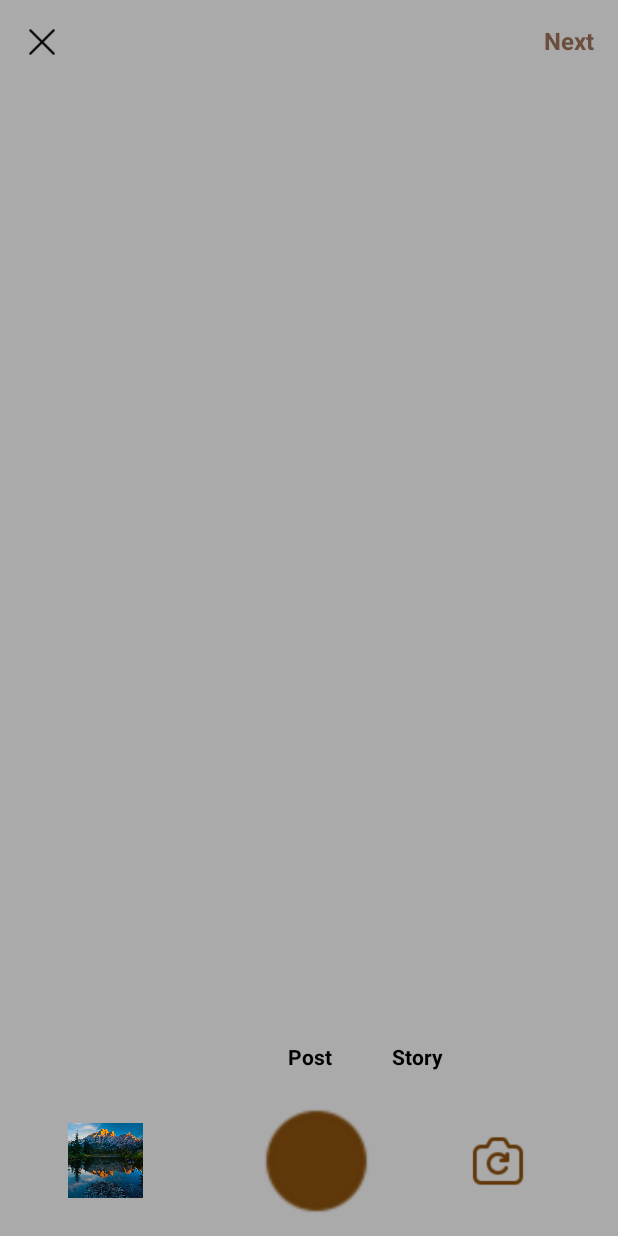
After one commit to JawadAhmadKhan04/ConnectME_UI, an Android app: the PostCameraActivity screen opened directly, with no data from a screen before it, on a phone screen of 412 x 824 dp. The commit adds this screen. Run offline under Robolectric (Android 15) with nearby library versions, the phone set to English and light mode, and no system bars.

Commit message:
Posting with camera screen done

```diff
--- a/app/src/main/AndroidManifest.xml
+++ b/app/src/main/AndroidManifest.xml
@@ -15,7 +15,7 @@
 
         <!-- Main Activity -->
         <activity
-            android:name=".ChatActivity"
+            android:name=".ContactsActivity"
             android:exported="true">
             <intent-filter>
                 <action android:name="android.intent.action.MAIN" />
@@ -24,14 +24,17 @@
         </activity>
 
         <!-- Login Activity -->
+<!--        <activity-->
+<!--            android:name=".ContactsActivity"-->
+<!--            android:exported="true" />-->
+
         <activity
-            android:name=".CallActivity"
+            android:name=".PostCameraActivity"
             android:exported="true" />
 
         <activity
-            android:name=".VideoCallActivity"
+            android:name=".SearchActivity"
             android:exported="true" />
-
 <!--         Register Activity -->
 <!--        <activity-->
 <!--            android:name=".RegisterActivity"-->
--- a/app/src/main/java/com/jawadahmadkhan/i220791/ContactsActivity.kt
+++ b/app/src/main/java/com/jawadahmadkhan/i220791/ContactsActivity.kt
@@ -15,6 +15,13 @@ class ContactsActivity : AppCompatActivity() {
 
         setupRecyclerViews()
         setupNavigation()
+
+        val newpost = findViewById<ImageView>(R.id.center_plus)
+
+        // Set click listener
+        newpost.setOnClickListener {
+            startActivity(Intent(this, PostCameraActivity::class.java))
+        }
     }
 
     private fun setupRecyclerViews() {
--- /dev/null
+++ b/app/src/main/java/com/jawadahmadkhan/i220791/PostCameraActivity.kt
@@ -0,0 +1,20 @@
+package com.jawadahmadkhan.i220791
+
+import android.os.Bundle
+import android.widget.ImageView // Import this!
+import androidx.appcompat.app.AppCompatActivity
+
+class PostCameraActivity : AppCompatActivity() {
+    override fun onCreate(savedInstanceState: Bundle?) {
+        super.onCreate(savedInstanceState)
+        setContentView(R.layout.post_camera_tab)
+
+        // Find the close button
+        val closeposts = findViewById<ImageView>(R.id.close_button)
+
+        // Set click listener
+        closeposts.setOnClickListener {
+            finish() // Closes the activity
+        }
+    }
+}
--- a/app/src/main/java/com/jawadahmadkhan/i220791/SearchActivity.kt
+++ b/app/src/main/java/com/jawadahmadkhan/i220791/SearchActivity.kt
@@ -29,6 +29,13 @@ class SearchActivity : AppCompatActivity() {
         recentSearchRecyclerView.adapter = searchAdapter
 
         setupNavigation()
+
+        val newpost = findViewById<ImageView>(R.id.center_plus)
+
+        // Set click listener
+        newpost.setOnClickListener {
+            startActivity(Intent(this, PostCameraActivity::class.java))
+        }
     }
 
     private fun setupNavigation() {
@@ -43,4 +50,6 @@ class SearchActivity : AppCompatActivity() {
         recentSearches.remove(name)
         searchAdapter.notifyDataSetChanged()
     }
+
+
 }
--- /dev/null
+++ b/app/src/main/res/drawable/square_white.xml
@@ -0,0 +1,9 @@
+<?xml version="1.0" encoding="utf-8"?>
+<shape xmlns:android="http://schemas.android.com/apk/res/android"
+    android:shape="rectangle">
+
+    <solid android:color="#F8F8F8"/>
+    <size android:width="50dp" android:height="50dp"/> <!-- Ensures Square Shape -->
+    <corners android:radius="10dp"/> <!-- Optional: Adds Rounded Corners -->
+
+</shape>
--- a/app/src/main/res/layout/contacts_page.xml
+++ b/app/src/main/res/layout/contacts_page.xml
@@ -173,6 +173,7 @@
                 android:layout_height="45dp"
                 android:layout_gravity="center"
                 android:alpha="0.95"
+                android:id="@+id/center_plus"
                 android:src="@drawable/circle_plus" />
         </FrameLayout>
 
--- /dev/null
+++ b/app/src/main/res/layout/post_camera_tab.xml
@@ -0,0 +1,102 @@
+<?xml version="1.0" encoding="utf-8"?>
+<RelativeLayout
+    xmlns:android="http://schemas.android.com/apk/res/android"
+    android:layout_width="match_parent"
+    android:layout_height="match_parent"
+    android:background="@android:color/darker_gray">
+
+    <!-- Close Button (Top Left) -->
+    <ImageView
+        android:id="@+id/close_button"
+        android:layout_width="24dp"
+        android:layout_height="24dp"
+        android:layout_margin="16dp"
+        android:src="@drawable/cross_icon"
+        android:layout_alignParentStart="true"
+        android:layout_alignParentTop="true"/>
+
+    <!-- Next Button (Top Right) -->
+    <TextView
+        android:id="@+id/next_button"
+        android:layout_width="wrap_content"
+        android:layout_height="wrap_content"
+        android:text="Next"
+        android:textSize="16sp"
+        android:textColor="#6B4E3D"
+        android:textStyle="bold"
+        android:layout_margin="16dp"
+        android:layout_alignParentEnd="true"
+        android:layout_alignParentTop="true"/>
+
+    <!-- Bottom Controls -->
+    <LinearLayout
+        android:id="@+id/bottom_controls"
+        android:layout_width="match_parent"
+        android:layout_height="100dp"
+        android:layout_alignParentBottom="true"
+        android:gravity="center"
+        android:padding="10dp"
+        android:orientation="horizontal">
+
+        <!-- Gallery Thumbnail (Left) -->
+        <ImageView
+            android:id="@+id/gallery_thumbnail"
+            android:layout_width="50dp"
+            android:layout_height="50dp"
+            android:src="@drawable/sample_scenery"
+            android:scaleType="centerCrop"
+            android:layout_marginStart="35dp"
+            android:background="@drawable/square_white"/>
+
+        <!-- Capture Button (Center) -->
+        <ImageView
+            android:id="@+id/capture_button"
+            android:layout_width="80dp"
+            android:layout_height="80dp"
+            android:src="@drawable/camera_click_button"
+            android:layout_marginStart="45dp"
+            android:layout_weight="1"/>
+
+        <!-- Switch Camera Button (Right) -->
+        <ImageView
+            android:id="@+id/switch_camera"
+            android:layout_width="40dp"
+            android:layout_height="40dp"
+            android:src="@drawable/camera_rotate_logo"
+            android:scaleType="centerInside"
+            android:layout_marginEnd="20dp"
+            android:layout_weight="1"/>
+
+    </LinearLayout>
+
+    <!-- Post and Story Text (Below Capture Button) -->
+    <LinearLayout
+        android:layout_width="match_parent"
+        android:layout_height="wrap_content"
+        android:layout_above="@id/bottom_controls"
+        android:orientation="horizontal"
+        android:gravity="center"
+        android:paddingBottom="10dp">
+
+        <TextView
+            android:id="@+id/post_text"
+            android:layout_width="wrap_content"
+            android:layout_height="wrap_content"
+            android:text="Post"
+            android:textSize="14sp"
+            android:textColor="@android:color/black"
+            android:textStyle="bold"
+            android:layout_marginStart="75dp"/>
+
+        <TextView
+            android:id="@+id/story_text"
+            android:layout_width="wrap_content"
+            android:layout_height="wrap_content"
+            android:text="Story"
+            android:textSize="14sp"
+            android:textColor="@android:color/black"
+            android:textStyle="bold"
+            android:layout_marginStart="40dp"/>
+    </LinearLayout>
+
+</RelativeLayout>
--- a/app/src/main/res/layout/searching_people.xml
+++ b/app/src/main/res/layout/searching_people.xml
@@ -110,6 +110,7 @@
                 android:layout_height="45dp"
                 android:layout_gravity="center"
                 android:alpha="0.95"
+                android:id="@+id/center_plus"
                 android:src="@drawable/circle_plus" />
         </FrameLayout>
 
```
Also changed, not shown: app/src/main/res/drawable/camera_click_button.png (added), app/src/main/res/drawable/camera_rotate_logo.png (added), app/src/main/res/drawable/sample_scenery.png (added).
